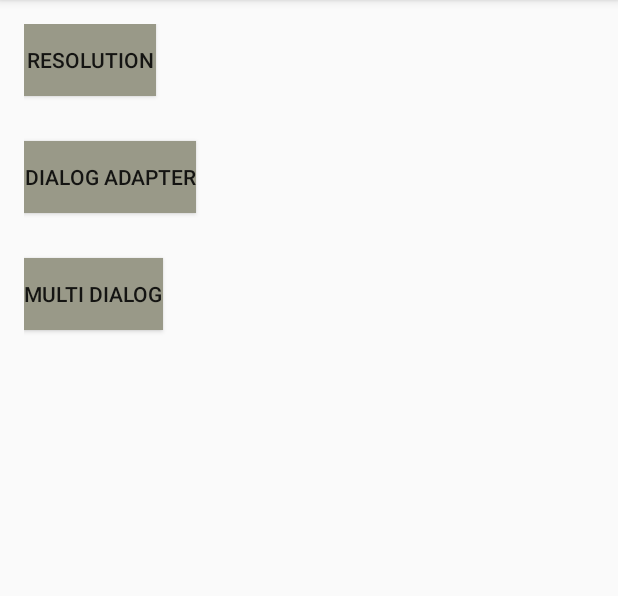
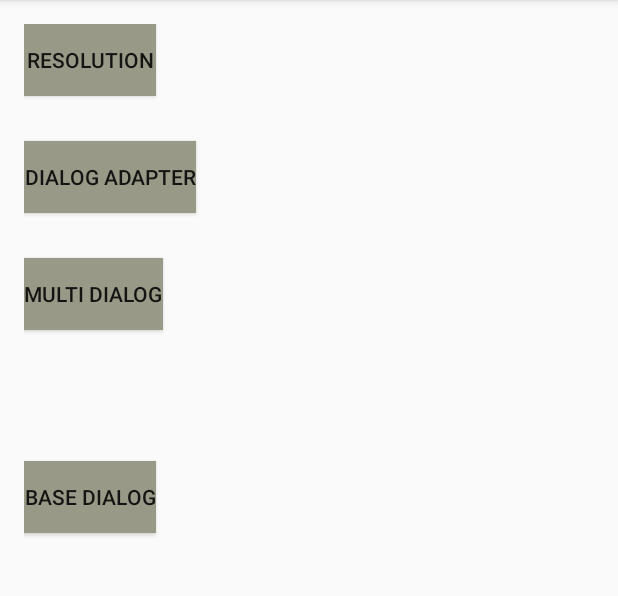
Before and after one commit to ceycochan/DualDialog, an Android app: the screen it shows after launch (MainActivity), on a phone screen of 412 x 824 dp, the part 84-680 px from its top. Run offline under Robolectric (Android 15) with nearby library versions, the phone set to English and light mode, and no system bars.

```diff
--- a/app/src/main/res/layout/activity_main.xml
+++ b/app/src/main/res/layout/activity_main.xml
@@ -42,4 +42,13 @@
         android:textSize="20sp" />
 
 
+    <Button
+        android:id="@+id/btn_base_dialog"
+        android:layout_width="wrap_content"
+        android:layout_height="wrap_content"
+        android:layout_marginTop="30dp"
+        android:background="#999988"
+        android:text="Base Dialog" />
+
+
 </LinearLayout>
```
Also changed, not shown: app/src/main/java/com/nshane/dualdialog/ui/MainActivity.java (+33 -1 lines), app/src/main/java/com/nshane/dualdialog/utils/Constants.java (+5 -6 lines), app/src/main/java/com/nshane/dualdialog/utils/SharePreferenceManager.java (+3 -5 lines), app/src/main/res/drawable/p1.jpg (added), app/src/main/res/drawable/p2.jpg (added), app/src/main/res/drawable/p3.jpg (added), app/src/main/res/drawable/p4.jpg (added), 2 other files.
